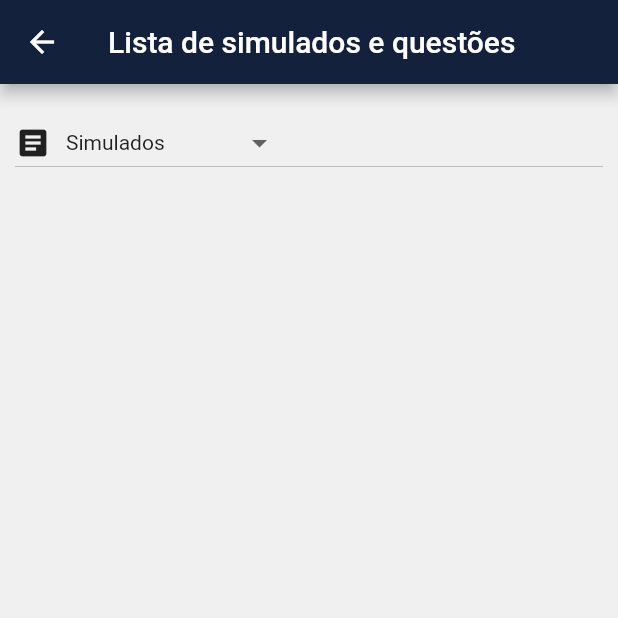
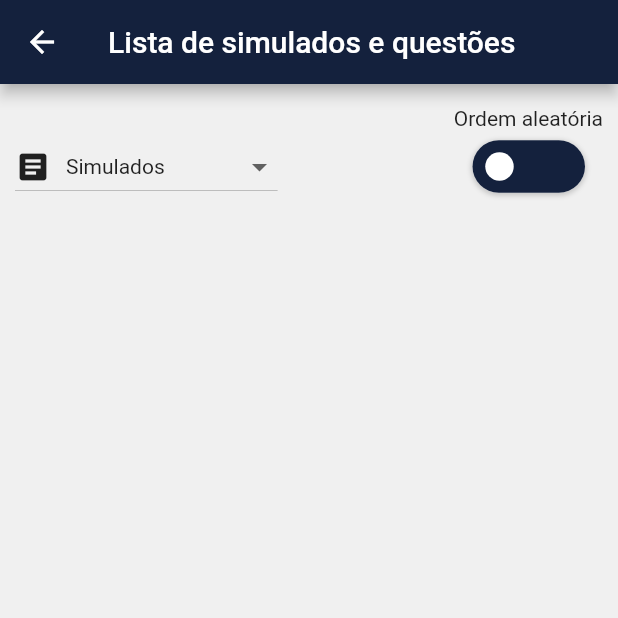
Before and after one commit to BaldissaraMatheus/lirad, a Flutter app: the QuizList screen opened directly, on a phone screen of 412 x 824 dp, the top half of it. Run offline on Flutter 3.47's test engine with Material 2 defaults, Android fonts, the phone set to English and light mode, and no system bars; drawn by our look-alikes of flutter_switch; our stand-ins replace cloud_firestore, firebase_auth, firebase_core, firebase_messaging, google_sign_in, youtube_player_flutter; accounts and stored records are empty.

Commit message:
feat: Implementar carregamento em ordem aleatoria de lista de quizes

```diff
--- a/lib/screens/quiz_list.dart
+++ b/lib/screens/quiz_list.dart
@@ -1,5 +1,7 @@
 import 'package:cloud_firestore/cloud_firestore.dart';
 import 'package:flutter/material.dart';
+import 'package:flutter_switch/flutter_switch.dart';
+import 'package:frontend/main.dart';
 import 'package:frontend/models/filter.dart';
 import 'package:frontend/models/lirad_user.dart';
 import 'package:frontend/models/quiz.dart';
@@ -28,6 +30,7 @@ class _QuisListState extends State<QuizList> {
     Filter('Questões favoritas', [], Icon(Icons.favorite))
   ];
   String selectedFilter = 'Simulados';
+  bool loadRandomOrder = false;
   LiradUser user;
 
   @override
@@ -61,7 +64,14 @@ class _QuisListState extends State<QuizList> {
                 itemCount: this.itemsList.length + 1,
                 itemBuilder: (_, index) {
                   if (index == 0) {
-                    return DropdownButton(
+                    return Column(
+                      crossAxisAlignment: CrossAxisAlignment.end,
+                      children: [
+                        Text("Ordem aleatória"),
+                        Row(
+                          mainAxisAlignment: MainAxisAlignment.spaceBetween,
+                          children: [
+                            DropdownButton(
                               style: TextStyle(color: Theme.of(context).accentTextTheme.bodyText1.color),
                               value: this.selectedFilter,
                               items: this.filters.map((filter) => this._createDropdownMenuItemFromFilter(filter)).toList(),
@@ -77,6 +87,46 @@ class _QuisListState extends State<QuizList> {
                                   this._updateList(this.favorites)
                                 }
                               },
+                            ),
+                            Container(
+                              decoration: BoxDecoration(
+                                color: Colors.white,
+                                borderRadius: BorderRadius.only(
+                                  topLeft: Radius.circular(20),
+                                    topRight: Radius.circular(20),
+                                    bottomLeft: Radius.circular(20),
+                                    bottomRight: Radius.circular(20)
+                                ),
+                                boxShadow: [
+                                  BoxShadow(
+                                    color: Colors.grey.withOpacity(0.5),
+                                    spreadRadius: 1,
+                                    blurRadius: 2,
+                                    offset: Offset(0, 1), // changes position of shadow
+                                  ),
+                                ],
+                              ),
+                              margin: EdgeInsets.only(right: 12),
+                              child: FlutterSwitch(
+                                activeColor: Theme.of(context).accentColor,
+                                inactiveColor: Theme.of(context).primaryColor,
+                                // width: 105.0,
+                                width: 75,
+                                height: 35.0,
+                                toggleSize: 20.0,
+                                value: loadRandomOrder,
+                                borderRadius: 30.0,
+                                padding: 8.0,
+                                // activeText: 'Ordem aleatória',
+                                // showOnOff: true,
+                                activeTextColor: Theme.of(context).primaryColor,
+                                valueFontSize: 10,
+                                onToggle: (val) => setState(() => loadRandomOrder = val ),
+                              ),
+                            )
+                          ],
+                        )
+                      ]
                     );
                   }
                   return this._createButton(this.itemsList[index - 1]);
@@ -151,14 +201,19 @@ class _QuisListState extends State<QuizList> {
     var maxWidthSizedBox = this._getMaxWidthSizedBox(quiz.title, favoriteBtn);
     var bgColor = Theme.of(context).primaryColor;
     var textColor = Theme.of(context).primaryTextTheme.bodyText1.color;
-    var sequenceList = this.selectedFilter == 'Questões favoritas' ? this.favorites : this.quizList;
+    List<Quiz> sequenceList = [...this.itemsList];
+    var initialPosition = sequenceList.indexOf(quiz);
+    if (this.loadRandomOrder) {
+      sequenceList.shuffle();
+      var clickedQuiz = sequenceList.removeAt(sequenceList.indexOf(quiz));
+      sequenceList.insert(0, clickedQuiz);
+      initialPosition = 0;
+    }
     return RaisedButton(
       child: maxWidthSizedBox,
       color: bgColor,
       textColor: textColor,
-      onPressed: () => {
-        Navigator.of(context).pushNamed('/quizes/quiz', arguments: new QuizScreenArguments(sequenceList, sequenceList.indexOf(quiz)))
-      },
+      onPressed: () => Navigator.of(context).pushNamed('/quizes/quiz', arguments: new QuizScreenArguments(sequenceList, initialPosition)),
       shape: RoundedRectangleBorder(
         borderRadius: BorderRadius.circular(0),
         side: BorderSide(color: bgColor)
@@ -170,16 +225,15 @@ class _QuisListState extends State<QuizList> {
     var maxWidthSizedBox = this._getMaxWidthSizedBox(simulado.title);
     var bgColor = Theme.of(context).accentColor;
     var textColor = Theme.of(context).accentTextTheme.bodyText1.color;
+    var sequenceList = this.quizList.where((quiz) => simulado.quizesTitle.contains(quiz.title)).toList();
+    if (this.loadRandomOrder) {
+      sequenceList.shuffle();
+    }
     return RaisedButton(
       child: maxWidthSizedBox,
       color: bgColor,
       textColor: textColor,
-      onPressed: () async => {
-        Navigator.of(context).pushNamed('/quizes/quiz', arguments: new QuizScreenArguments(
-          this.quizList.where((quiz) => simulado.quizesTitle.contains(quiz.title)).toList(),
-          0
-        ))
-      },
+      onPressed: () => Navigator.of(context).pushNamed('/quizes/quiz', arguments: new QuizScreenArguments(sequenceList, 0)),
       shape: RoundedRectangleBorder(
         borderRadius: BorderRadius.circular(0),
         side: BorderSide(color: bgColor)
--- a/pubspec.yaml
+++ b/pubspec.yaml
@@ -31,6 +31,7 @@ dependencies:
   rxdart: ^0.24.1
   youtube_player_flutter: ^6.0.3
   http: ^0.12.0
+  flutter_switch: ^0.2.0
   provider:
 
   # The following adds the Cupertino Icons font to your application.
```
Also changed, not shown: pubspec.lock. Lines whose indentation alone changed are shown as unchanged.
